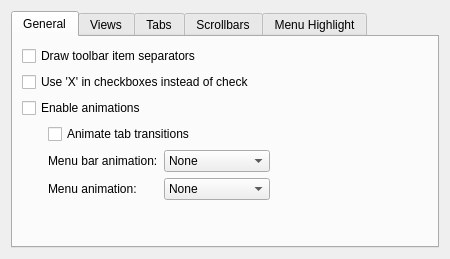
mgottschlag/kwin-tiling, file kstyles/oxygen/config/oxygenconf.ui: the form before one commit.
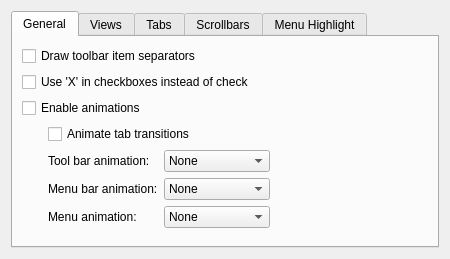
The form after the commit. Custom widgets are drawn as their Qt base class.

Commit message: added Follow Mouse animation for toolbars

```diff
--- a/kstyles/oxygen/config/oxygenconf.ui
+++ b/kstyles/oxygen/config/oxygenconf.ui
@@ -44,7 +44,7 @@
          </property>
         </widget>
        </item>
-       <item row="6" column="1">
+       <item row="8" column="1">
         <spacer name="verticalSpacer_4">
          <property name="orientation">
           <enum>Qt::Vertical</enum>
@@ -93,7 +93,7 @@
          </property>
         </widget>
        </item>
-       <item row="4" column="1">
+       <item row="5" column="1">
         <widget class="QLabel" name="label_3">
          <property name="text">
           <string>Menu bar animation:</string>
@@ -103,7 +103,7 @@
          </property>
         </widget>
        </item>
-       <item row="5" column="1">
+       <item row="6" column="1">
         <widget class="QLabel" name="label_4">
          <property name="text">
           <string>Menu animation:</string>
@@ -113,7 +113,7 @@
          </property>
         </widget>
        </item>
-       <item row="5" column="2">
+       <item row="6" column="2">
         <widget class="KComboBox" name="_menuAnimationType">
          <item>
           <property name="text">
@@ -132,7 +132,7 @@
          </item>
         </widget>
        </item>
-       <item row="4" column="3">
+       <item row="5" column="3">
         <spacer name="horizontalSpacer_3">
          <property name="orientation">
           <enum>Qt::Horizontal</enum>
@@ -145,7 +145,7 @@
          </property>
         </spacer>
        </item>
-       <item row="4" column="2">
+       <item row="5" column="2">
         <widget class="KComboBox" name="_menuBarAnimationType">
          <item>
           <property name="text">
@@ -164,6 +164,32 @@
          </item>
         </widget>
        </item>
+       <item row="4" column="1">
+        <widget class="QLabel" name="label_5">
+         <property name="text">
+          <string>Tool bar animation:</string>
+         </property>
+        </widget>
+       </item>
+       <item row="4" column="2">
+        <widget class="KComboBox" name="_toolBarAnimationType">
+         <item>
+          <property name="text">
+           <string>None</string>
+          </property>
+         </item>
+         <item>
+          <property name="text">
+           <string>Fade</string>
+          </property>
+         </item>
+         <item>
+          <property name="text">
+           <string>Follow Mouse</string>
+          </property>
+         </item>
+        </widget>
+       </item>
       </layout>
      </widget>
      <widget class="QWidget" name="tab_2">
```
The commit also changes 15 other files.
